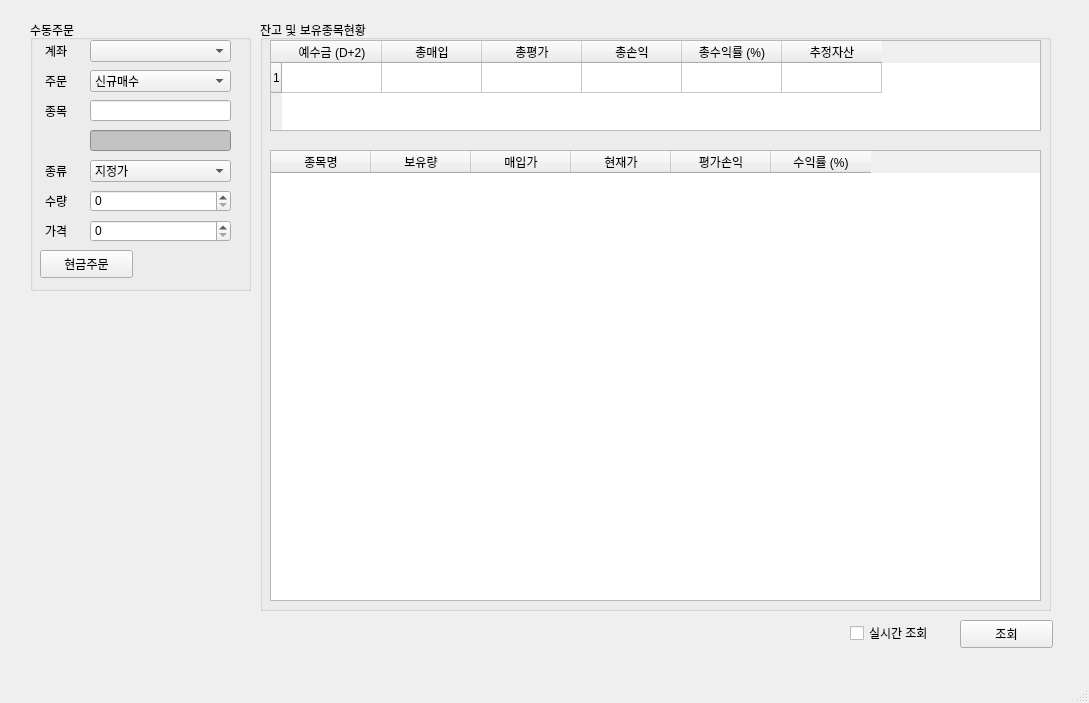
Before: the Qt Designer form StockT.ui in 100th/Stock-trading, drawn with Qt 5.
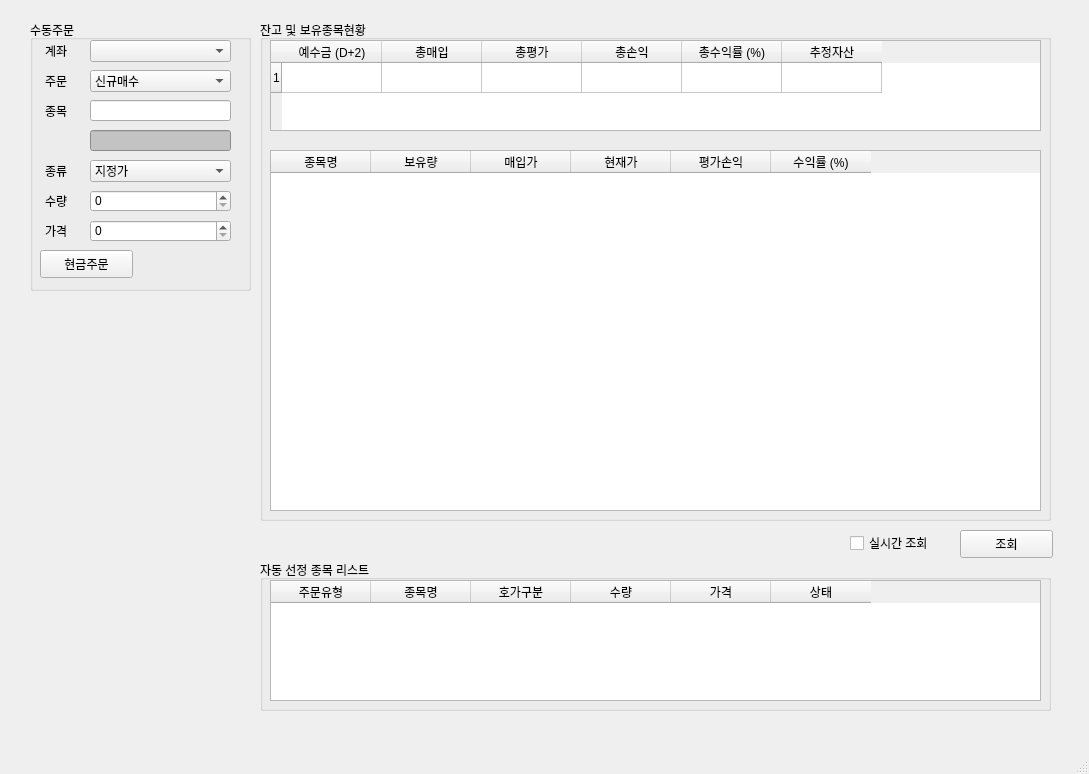
After: the same form once the commit is applied. Icons and pictures are not drawn.

Commit message:
자동 선정 종목 리스트 UI 만들기
자동 선정 종목 리스트 UI 만들기

What changed in the file:
```diff
--- a/StockT.ui
+++ b/StockT.ui
@@ -7,7 +7,7 @@
     <x>0</x>
     <y>0</y>
     <width>1089</width>
-    <height>703</height>
+    <height>774</height>
    </rect>
   </property>
   <property name="windowTitle">
@@ -240,7 +240,7 @@
       <x>260</x>
       <y>20</y>
       <width>791</width>
-      <height>591</height>
+      <height>501</height>
      </rect>
     </property>
     <property name="title">
@@ -296,7 +296,7 @@
        <x>10</x>
        <y>130</y>
        <width>771</width>
-       <height>451</height>
+       <height>361</height>
       </rect>
      </property>
      <column>
@@ -335,7 +335,7 @@
     <property name="geometry">
      <rect>
       <x>850</x>
-      <y>623</y>
+      <y>533</y>
       <width>111</width>
       <height>20</height>
      </rect>
@@ -348,7 +348,7 @@
     <property name="geometry">
      <rect>
       <x>960</x>
-      <y>620</y>
+      <y>530</y>
       <width>93</width>
       <height>28</height>
      </rect>
@@ -357,6 +357,59 @@
      <string>조회</string>
     </property>
    </widget>
+   <widget class="QGroupBox" name="groupBox_3">
+    <property name="geometry">
+     <rect>
+      <x>260</x>
+      <y>560</y>
+      <width>791</width>
+      <height>151</height>
+     </rect>
+    </property>
+    <property name="title">
+     <string>자동 선정 종목 리스트</string>
+    </property>
+    <widget class="QTableWidget" name="tableWidget_3">
+     <property name="geometry">
+      <rect>
+       <x>10</x>
+       <y>20</y>
+       <width>771</width>
+       <height>121</height>
+      </rect>
+     </property>
+     <column>
+      <property name="text">
+       <string>주문유형</string>
+      </property>
+     </column>
+     <column>
+      <property name="text">
+       <string>종목명</string>
+      </property>
+     </column>
+     <column>
+      <property name="text">
+       <string>호가구분</string>
+      </property>
+     </column>
+     <column>
+      <property name="text">
+       <string>수량</string>
+      </property>
+     </column>
+     <column>
+      <property name="text">
+       <string>가격</string>
+      </property>
+     </column>
+     <column>
+      <property name="text">
+       <string>상태</string>
+      </property>
+     </column>
+    </widget>
+   </widget>
   </widget>
   <widget class="QMenuBar" name="menubar">
    <property name="geometry">
```
Left out of the diff: 2 changed lines with no effect on the pictures.
